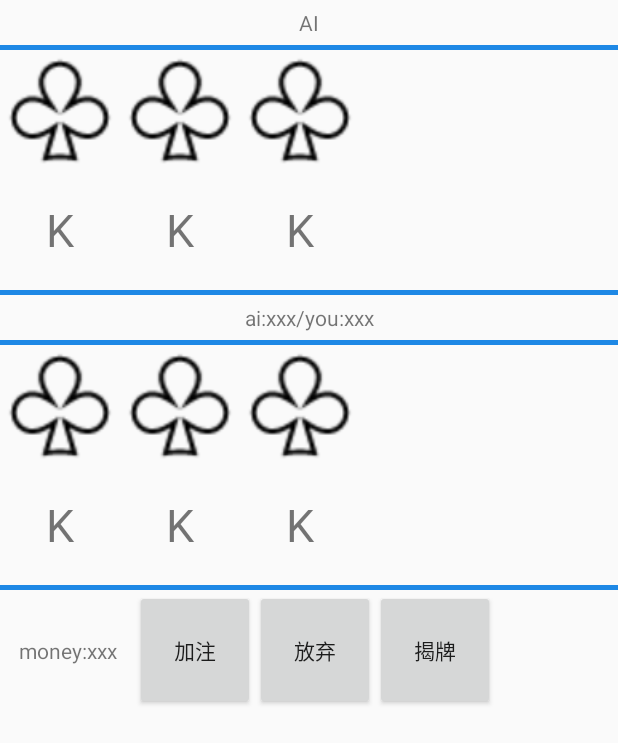
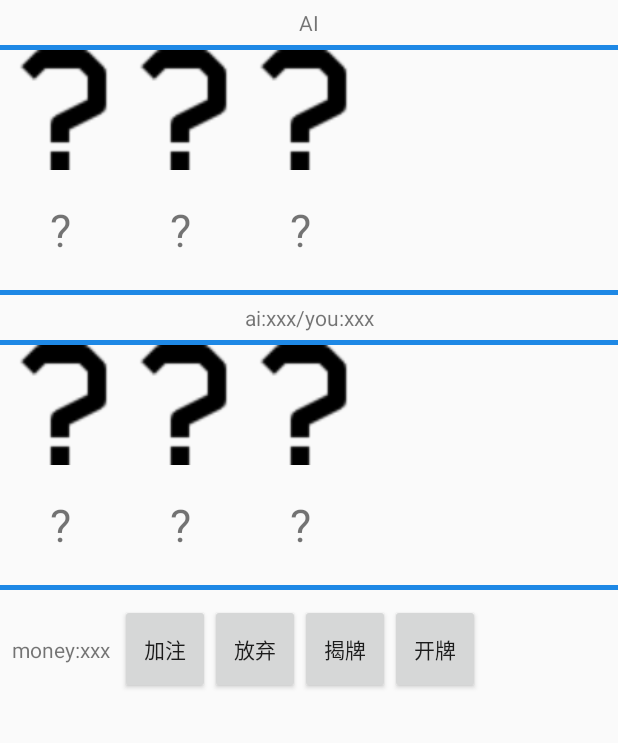
Before and after one commit to rainf0rest/fishing_card, an Android app: the GamblingTPActivity screen opened directly, with no data from a screen before it, on a phone screen of 412 x 824 dp. Shown: the top 743 px of the screen. Run offline under Robolectric (Android 15) with nearby library versions, the phone set to English and light mode, and no system bars.

Commit message:
add btn for gaGame

```diff
--- a/app/src/main/java/com/example/rain/fishingcard/GamblingTPActivity.java
+++ b/app/src/main/java/com/example/rain/fishingcard/GamblingTPActivity.java
@@ -2,58 +2,182 @@ package com.example.rain.fishingcard;
 
 import android.app.Activity;
 import android.os.Bundle;
+import android.view.View;
+import android.widget.Button;
+import android.widget.ImageView;
 import android.widget.TextView;
 
 /**
  * Created by rain on 2016/10/15.
  */
-public class GamblingTPActivity extends Activity{
+public class GamblingTPActivity extends Activity implements View.OnClickListener{
 
-    private TextView textView;
+    private TextView AICardAPoint, AICardBPoint, AICardCPoint,
+            PlayerCardAPoint, PlayerCardBPoint, PlayerCardCPoint;
     private GamblingTypeOne mygame;
+    private ImageView AICardAColor, AICardBColor, AICardCColor,
+            PlayerCardAColor, PlayerCardBColor, PlayerCardCColor;
+    private int[] images = new int[] {
+            R.drawable.question_mark,
+            R.drawable.heitao,
+            R.drawable.hongtao,
+            R.drawable.meihua,
+            R.drawable.fangkuai
+    };
+
+    private String[] points = new String[] {
+            "?",
+            "A",
+            "2",
+            "3",
+            "4",
+            "5",
+            "6",
+            "7",
+            "8",
+            "9",
+            "10",
+            "J",
+            "Q",
+            "K"
+    };
+
+    private int moneyOfPlayer, gaMoneyofAI, gaMoneyofPlayer;
+
+
+    private int[] playerAIID = new int[] {
+            R.id.gaAICardAColor,
+            R.id.gaAICardAPoint,
+            R.id.gaAICardBColor,
+            R.id.gaAICardBPoint,
+            R.id.gaAICardCColor,
+            R.id.gaAICardCPoint
+    };
+
+    private int[] playerYouID = new int[] {
+            R.id.gaPlayerCardAColor,
+            R.id.gaPlayerCardAPoint,
+            R.id.gaPlayerCardBColor,
+            R.id.gaPlayerCardBPoint,
+            R.id.gaPlayerCardCColor,
+            R.id.gaPlayerCardCPoint,
+    };
+
+    private Button addMoney, giveUp, watchCard, solo;
 
     @Override
     public void onCreate(Bundle savedInstanceState) {
         super.onCreate(savedInstanceState);
         setContentView(R.layout.gambling_tp);
 
-        /*textView = (TextView) findViewById(R.id.gamblingTest);
+        AICardAColor = (ImageView) findViewById(R.id.gaAICardAColor);
+        AICardBColor = (ImageView) findViewById(R.id.gaAICardBColor);
+        AICardCColor = (ImageView) findViewById(R.id.gaAICardCColor);
+        PlayerCardAColor = (ImageView) findViewById(R.id.gaPlayerCardAColor);
+        PlayerCardBColor = (ImageView) findViewById(R.id.gaPlayerCardBColor);
+        PlayerCardCColor = (ImageView) findViewById(R.id.gaPlayerCardCColor);
+        AICardAPoint = (TextView) findViewById(R.id.gaAICardAPoint);
+        AICardBPoint = (TextView) findViewById(R.id.gaAICardBPoint);
+        AICardCPoint = (TextView) findViewById(R.id.gaAICardCPoint);
+        PlayerCardAPoint = (TextView) findViewById(R.id.gaPlayerCardAPoint);
+        PlayerCardBPoint = (TextView) findViewById(R.id.gaPlayerCardBPoint);
+        PlayerCardCPoint = (TextView) findViewById(R.id.gaPlayerCardCPoint);
 
-        GamblingTypeOne myGame = new GamblingTypeOne();
+        addMoney = (Button) findViewById(R.id.gaBtnAddMoney);
+        giveUp = (Button) findViewById(R.id.gaBtnGiveUp);
+        watchCard = (Button) findViewById(R.id.gaBtnWatchCard);
+        solo = (Button) findViewById(R.id.gaBtnSolo);
 
-        myGame.init();
+        addMoney.setOnClickListener(this);
+        giveUp.setOnClickListener(this);
+        watchCard.setOnClickListener(this);
+        solo.setOnClickListener(this);
 
-        textView.setText("");
-        textView.append("ai: ");
-        textView.append(myGame.getCardColor(myGame.getPlayer1().getCard1().getColor()));
-        textView.append(" " + myGame.getPlayer1().getCard1().getPoint());
-        textView.append(myGame.getCardColor(myGame.getPlayer1().getCard2().getColor()));
-        textView.append(" " + myGame.getPlayer1().getCard2().getPoint());
-        textView.append(myGame.getCardColor(myGame.getPlayer1().getCard3().getColor()));
-        textView.append(" " + myGame.getPlayer1().getCard3().getPoint());
-        textView.append("\nyou:");
-        textView.append(myGame.getCardColor(myGame.getPlayer2().getCard1().getColor()));
-        textView.append(" " + myGame.getPlayer2().getCard1().getPoint());
-        textView.append(myGame.getCardColor(myGame.getPlayer2().getCard2().getColor()));
-        textView.append(" " + myGame.getPlayer2().getCard2().getPoint());
-        textView.append(myGame.getCardColor(myGame.getPlayer2().getCard3().getColor()));
-        textView.append(" " + myGame.getPlayer2().getCard3().getPoint());
+        mygame = new GamblingTypeOne();
+        init();
 
-        int result = myGame.compare();
+        /*
+        AICardAColor.setOnClickListener(this);
+        AICardBColor.setOnClickListener(this);
+        AICardCColor.setOnClickListener(this);
+        AICardAPoint.setOnClickListener(this);
+        AICardBPoint.setOnClickListener(this);
+        AICardCPoint.setOnClickListener(this);
 
-        if(result == 1) {
-            textView.append("you lost");
-        }
-        else {
-            if(result == 2)
-                textView.append("you win");
-            else {
+        PlayerCardAColor.setOnClickListener(this);
+        PlayerCardBColor.setOnClickListener(this);
+        PlayerCardCColor.setOnClickListener(this);
+        PlayerCardAPoint.setOnClickListener(this);
+        PlayerCardBPoint.setOnClickListener(this);
+        PlayerCardCPoint.setOnClickListener(this);
+        */
 
-            }
-        }
-        */
 
 
     }
 
+    @Override
+    public void onClick(View view)
+    {
+        switch (view.getId())
+        {
+            //handle multiple view click events
+            case R.id.gaBtnAddMoney:
+                break;
+            case R.id.gaBtnGiveUp:
+                break;
+            case R.id.gaBtnWatchCard:
+                break;
+            case R.id.gaBtnSolo:
+                getAllCard();
+                break;
+        }
+    }
+
+    private void init() {
+        mygame.init();
+        AICardAColor.setImageResource(images[0]);
+        AICardBColor.setImageResource(images[0]);
+        AICardCColor.setImageResource(images[0]);
+        PlayerCardAColor.setImageResource(images[0]);
+        PlayerCardBColor.setImageResource(images[0]);
+        PlayerCardCColor.setImageResource(images[0]);
+
+        AICardAPoint.setText(points[0]);
+        AICardBPoint.setText(points[0]);
+        AICardCPoint.setText(points[0]);
+        PlayerCardAPoint.setText(points[0]);
+        PlayerCardBPoint.setText(points[0]);
+        PlayerCardCPoint.setText(points[0]);
+
+        gaMoneyofAI = 0;
+        gaMoneyofPlayer = 0;
+
+    }
+
+    private void getAICard() {
+        AICardAColor.setImageResource(images[mygame.getPlayer1AColor()]);
+        AICardBColor.setImageResource(images[mygame.getPlayer1BColor()]);
+        AICardCColor.setImageResource(images[mygame.getPlayer1CColor()]);
+        AICardAPoint.setText(points[mygame.getPlayer1APoint()]);
+        AICardBPoint.setText(points[mygame.getPlayer1BPoint()]);
+        AICardCPoint.setText(points[mygame.getPlayer1CPoint()]);
+    }
+
+    private void getAllCard() {
+        AICardAColor.setImageResource(images[mygame.getPlayer1AColor()]);
+        AICardBColor.setImageResource(images[mygame.getPlayer1BColor()]);
+        AICardCColor.setImageResource(images[mygame.getPlayer1CColor()]);
+        AICardAPoint.setText(points[mygame.getPlayer1APoint()]);
+        AICardBPoint.setText(points[mygame.getPlayer1BPoint()]);
+        AICardCPoint.setText(points[mygame.getPlayer1CPoint()]);
+
+        PlayerCardAColor.setImageResource(images[mygame.getPlayer2AColor()]);
+        PlayerCardBColor.setImageResource(images[mygame.getPlayer2BColor()]);
+        PlayerCardCColor.setImageResource(images[mygame.getPlayer2CColor()]);
+        PlayerCardAPoint.setText(points[mygame.getPlayer2APoint()]);
+        PlayerCardBPoint.setText(points[mygame.getPlayer2BPoint()]);
+        PlayerCardCPoint.setText(points[mygame.getPlayer2CPoint()]);
+    }
+
 }
--- a/app/src/main/java/com/example/rain/fishingcard/GamblingTypeOne.java
+++ b/app/src/main/java/com/example/rain/fishingcard/GamblingTypeOne.java
@@ -15,6 +15,16 @@ public class GamblingTypeOne {
         poker.init();
         player1 = new ThreeCard(poker.getACacd(), poker.getACacd(), poker.getACacd());
         player2 = new ThreeCard(poker.getACacd(), poker.getACacd(), poker.getACacd());
+    }
+
+    public void reset() {
+        poker.init();
+        player1.setCard1(poker.getACacd());
+        player1.setCard2(poker.getACacd());
+        player1.setCard3(poker.getACacd());
+        player2.setCard1(poker.getACacd());
+        player2.setCard2(poker.getACacd());
+        player2.setCard3(poker.getACacd());
     }
 
     public ThreeCard getPlayer1() {
@@ -171,15 +181,15 @@ public class GamblingTypeOne {
     }
 
     public int getPlayer1AColor() {
-        return player1.getCard1().getColor();
+        return player1.getCard1().getColor() + 1;
     }
 
     public int getPlayer1BColor() {
-        return player1.getCard2().getColor();
+        return player1.getCard2().getColor() + 1;
     }
 
     public int getPlayer1CColor() {
-        return player1.getCard3().getColor();
+        return player1.getCard3().getColor() + 1;
     }
 
     public int getPlayer2APoint() {
@@ -195,15 +205,15 @@ public class GamblingTypeOne {
     }
 
     public int getPlayer2AColor() {
-        return player2.getCard1().getColor();
+        return player2.getCard1().getColor() + 1;
     }
 
     public int getPlayer2BColor() {
-        return player2.getCard2().getColor();
+        return player2.getCard2().getColor() + 1;
     }
 
     public int getPlayer2CColor() {
-        return player2.getCard3().getColor();
+        return player2.getCard3().getColor() + 1;
     }
 
 
--- a/app/src/main/res/layout/gambling_tp.xml
+++ b/app/src/main/res/layout/gambling_tp.xml
@@ -144,28 +144,38 @@
         android:orientation="horizontal">
 
         <TextView
-            android:layout_width="@dimen/quarter_screen"
+            android:layout_width="@dimen/half_card"
             android:layout_height="@dimen/half_card"
             android:text="money:xxx"
             android:gravity="center"/>
 
         <Button
-            android:layout_width="@dimen/card"
-            android:layout_height="@dimen/half_card"
+            android:layout_width="@dimen/gaBtn"
+            android:layout_height="@dimen/gaBtn"
             android:text="加注"
-            android:gravity="center"/>
+            android:gravity="center"
+            android:id="@+id/gaBtnAddMoney"/>
 
         <Button
-            android:layout_width="@dimen/card"
-            android:layout_height="@dimen/half_card"
+            android:layout_width="@dimen/gaBtn"
+            android:layout_height="@dimen/gaBtn"
             android:text="放弃"
-            android:gravity="center"/>
+            android:gravity="center"
+            android:id="@+id/gaBtnGiveUp"/>
 
         <Button
-            android:layout_width="@dimen/card"
-            android:layout_height="@dimen/half_card"
+            android:layout_width="@dimen/gaBtn"
+            android:layout_height="@dimen/gaBtn"
             android:text="揭牌"
-            android:gravity="center"/>
+            android:gravity="center"
+            android:id="@+id/gaBtnWatchCard"/>
+
+        <Button
+            android:layout_width="@dimen/gaBtn"
+            android:layout_height="@dimen/gaBtn"
+            android:text="开牌"
+            android:gravity="center"
+            android:id="@+id/gaBtnSolo"/>
 
         </LinearLayout>
 
--- a/app/src/main/res/values/dimens.xml
+++ b/app/src/main/res/values/dimens.xml
@@ -9,5 +9,6 @@
     <dimen name="half_card">80dp</dimen>
     <dimen name="player_large">30dp</dimen>
     <dimen name="diver">3dp</dimen>
+    <dimen name="gaBtn">60dp</dimen>
 
 </resources>
```
Also changed, not shown: app/src/main/res/drawable/question_mark.png (added).
